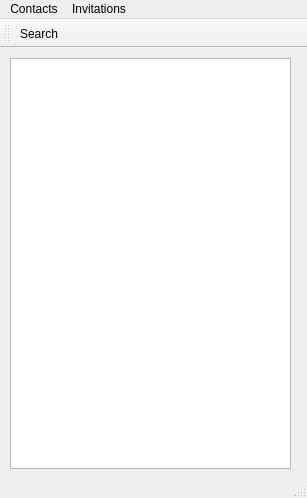
Above: mainwindow.ui from piotrek-pl/JupiterClient-2.0 before the change. Below: the same form after it.
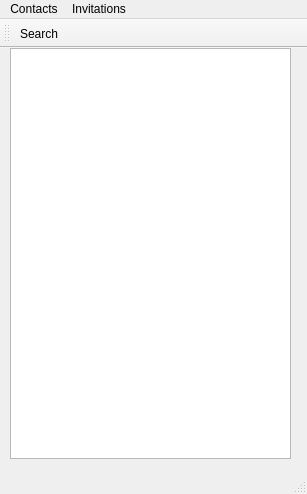
That is the form after the change. Icons and pictures are not drawn.

Patch:
```diff
--- a/mainwindow.ui
+++ b/mainwindow.ui
@@ -7,7 +7,7 @@
     <x>0</x>
     <y>0</y>
     <width>307</width>
-    <height>498</height>
+    <height>494</height>
    </rect>
   </property>
   <property name="windowTitle">
@@ -18,7 +18,7 @@
     <property name="geometry">
      <rect>
       <x>10</x>
-      <y>10</y>
+      <y>0</y>
       <width>281</width>
       <height>411</height>
      </rect>
```
Left out of the diff: 2 changed lines with no effect on the pictures.
